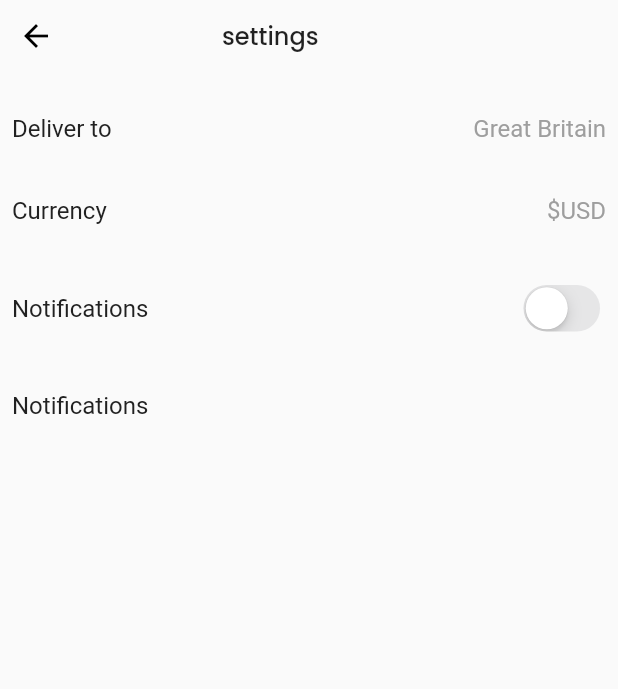
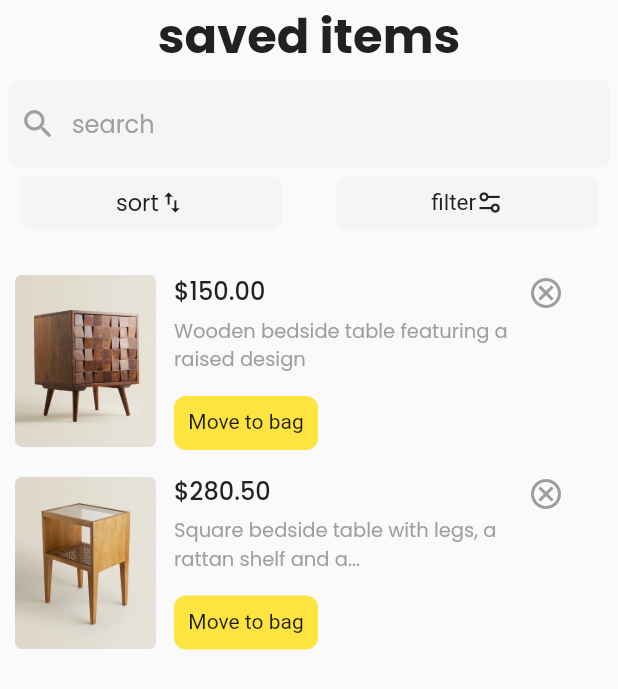
Before and after one commit to krushikapolra45/ulmo, a Flutter app: the screen it shows after launch, on a phone screen of 412 x 824 dp. Shown: the top 689 px of the screen. Run offline on Flutter 3.47's test engine with Material 2 defaults, Android fonts, the light colour scheme and no system bars.

Commit message:
completed screen

```diff
--- a/lib/main.dart
+++ b/lib/main.dart
@@ -1,5 +1,7 @@
 import 'package:flutter/material.dart';
 import 'package:ulmo/setting_screen.dart';
+
+import 'saved_item_screen.dart';
 
 void main() {
   runApp(const MyApp());
@@ -20,7 +22,7 @@ class MyApp extends StatelessWidget {
           ),
       // initialRoute: Routename.initialRoute,
       // routes: AppRoute().approutes,
-      home: const SettingScreen(),
+      home: const SavedItemScreen(),
     );
   }
 }
--- /dev/null
+++ b/lib/saved_item_screen.dart
@@ -0,0 +1,215 @@
+import 'package:flutter/material.dart';
+import 'package:ulmo/common_widget/textfield_common.dart';
+
+class SavedItemScreen extends StatefulWidget {
+  const SavedItemScreen({Key? key}) : super(key: key);
+
+  @override
+  State<SavedItemScreen> createState() => _SavedItemScreenState();
+}
+
+class _SavedItemScreenState extends State<SavedItemScreen> {
+  @override
+  Widget build(BuildContext context) {
+    return Scaffold(
+      body: SafeArea(
+        child: Column(
+          children: [
+            Align(
+              alignment: Alignment.center,
+              child: Text(
+                "saved items",
+                style: TextStyle(
+                  color: Color(0xFF212121),
+                  fontWeight: FontWeight.w600,
+                  fontFamily: "Poppins",
+                  fontSize: 32,
+                ),
+              ),
+            ),
+            TextFieldScreen(
+              name: "search",
+              icon: Icons.search_rounded,
+            ),
+            Row(
+              mainAxisAlignment: MainAxisAlignment.spaceEvenly,
+              children: [
+                Container(
+                  width: 175,
+                  height: 36,
+                  decoration: BoxDecoration(
+                    color: const Color(0xFFF5F5F5),
+                    borderRadius: BorderRadius.circular(8),
+                  ),
+                  child: const Row(
+                    mainAxisAlignment: MainAxisAlignment.center,
+                    children: [
+                      Text(
+                        textAlign: TextAlign.center,
+                        "sort",
+                        style: TextStyle(
+                          color: Color(0xFF212121),
+                          fontSize: 15,
+                          fontFamily: "Poppins",
+                        ),
+                      ),
+                      Icon(
+                        Icons.swap_vert,
+                        size: 18,
+                      )
+                    ],
+                  ),
+                ),
+                const SizedBox(width: 10),
+                Container(
+                  width: 175,
+                  height: 36,
+                  decoration: BoxDecoration(
+                    color: const Color(0xFFF5F5F5),
+                    borderRadius: BorderRadius.circular(8),
+                  ),
+                  child: Row(
+                    mainAxisAlignment: MainAxisAlignment.center,
+                    children: [
+                      const Text(
+                        textAlign: TextAlign.center,
+                        "filter",
+                        style: TextStyle(color: Color(0xFF212121), fontSize: 15),
+                      ),
+                      Image.asset(
+                        "assets/images/filtertwo.png",
+                        height: 18,
+                        width: 18,
+                      ),
+                    ],
+                  ),
+                ),
+              ],
+            ),
+            SizedBox(height: 20),
+            Row(
+              crossAxisAlignment: CrossAxisAlignment.start,
+              children: [
+                Padding(
+                  padding: const EdgeInsets.only(top: 10, left: 10),
+                  child: Column(
+                    children: [
+                      Image.asset(
+                        "assets/images/woodtblroom.png",
+                        height: 115,
+                        width: 94,
+                      ),
+                      const SizedBox(height: 20),
+                      Image.asset(
+                        "assets/images/squretable.png",
+                        height: 115,
+                        width: 94,
+                      ),
+                    ],
+                  ),
+                ),
+                Padding(
+                  padding: const EdgeInsets.only(left: 12, top: 9),
+                  child: Column(
+                    crossAxisAlignment: CrossAxisAlignment.start,
+                    children: [
+                      const Text(
+                        textAlign: TextAlign.start,
+                        "\$150.00",
+                        style: TextStyle(
+                          fontSize: 16,
+                          color: Color(0xFF212121),
+                          fontWeight: FontWeight.w500,
+                          fontFamily: "Poppins",
+                        ),
+                      ),
+                      const SizedBox(height: 5),
+                      const Text(
+                        "Wooden bedside table featuring a \nraised design",
+                        style: TextStyle(
+                          fontSize: 13,
+                          color: Color(0xFF9E9E9E),
+                          fontWeight: FontWeight.w400,
+                          fontFamily: "Poppins",
+                        ),
+                      ),
+                      const SizedBox(height: 15),
+                      Container(
+                        height: 36,
+                        width: 96,
+                        decoration: BoxDecoration(
+                          borderRadius: BorderRadius.circular(8),
+                          color: const Color(0xFFFEE440),
+                        ),
+                        child: const Padding(
+                          padding: EdgeInsets.only(top: 9.0),
+                          child: Text(
+                            textAlign: TextAlign.center,
+                            "Move to bag",
+                          ),
+                        ),
+                      ),
+                      const SizedBox(height: 15),
+                      const Text(
+                        textAlign: TextAlign.start,
+                        "\$280.50",
+                        style: TextStyle(
+                          fontSize: 16,
+                          color: Color(0xFF212121),
+                          fontWeight: FontWeight.w500,
+                          fontFamily: "Poppins",
+                        ),
+                      ),
+                      const SizedBox(height: 5),
+                      const Text(
+                        "Square bedside table with legs, a\nrattan shelf and a...",
+                        style: TextStyle(
+                          fontSize: 13,
+                          color: Color(0xFF9E9E9E),
+                          fontWeight: FontWeight.w400,
+                          fontFamily: "Poppins",
+                        ),
+                      ),
+                      const SizedBox(height: 15),
+                      Container(
+                        height: 36,
+                        width: 96,
+                        decoration: BoxDecoration(
+                          borderRadius: BorderRadius.circular(8),
+                          color: const Color(0xFFFEE440),
+                        ),
+                        child: const Padding(
+                          padding: EdgeInsets.only(top: 9.0),
+                          child: Text(
+                            textAlign: TextAlign.center,
+                            "Move to bag",
+                          ),
+                        ),
+                      ),
+                    ],
+                  ),
+                ),
+                Padding(
+                  padding: const EdgeInsets.all(10),
+                  child: Column(
+                    children: [
+                      Icon(
+                        Icons.cancel_outlined,
+                        color: Color(0xFF9E9E9E),
+                      ),
+                      SizedBox(height: 110),
+                      Icon(
+                        Icons.cancel_outlined,
+                        color: Color(0xFF9E9E9E),
+                      ),
+                    ],
+                  ),
+                )
+              ],
+            ),
+          ],
+        ),
+      ),
+    );
+  }
+}
```
